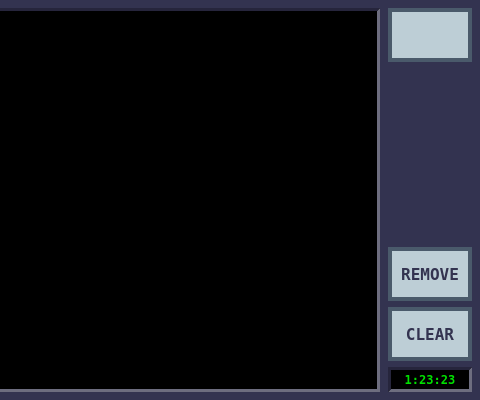
Qt form playlistview.ui (Rodmg/linamp) before a commit; both pictures show x 800 to 1280 and y 0 to 400 of the 1280 by 400 pixel window.
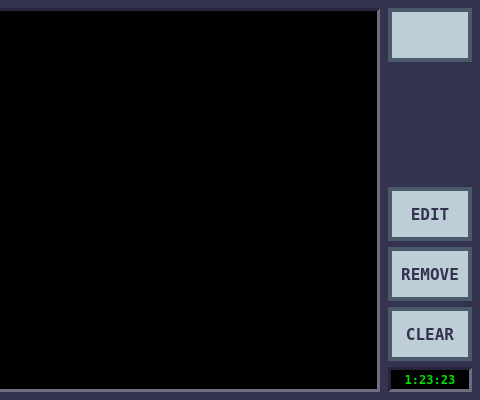
The same form after that commit. Icons and pictures are not drawn.

Patch:
```diff
--- a/playlistview.ui
+++ b/playlistview.ui
@@ -817,6 +817,56 @@
             </property>
            </spacer>
           </item>
+          <item>
+           <widget class="QPushButton" name="editButton">
+            <property name="minimumSize">
+             <size>
+              <width>84</width>
+              <height>54</height>
+             </size>
+            </property>
+            <property name="maximumSize">
+             <size>
+              <width>85</width>
+              <height>54</height>
+             </size>
+            </property>
+            <property name="font">
+             <font>
+              <family>Bitstream Vera Sans Mono</family>
+              <pointsize>12</pointsize>
+              <bold>true</bold>
+             </font>
+            </property>
+            <property name="styleSheet">
+             <string notr="true">#editButton {
+	color: #333350;
+	background-color: #bdced6;
+	border: 4px solid #4a5a6b;
+	border-radius: none;
+}
+
+#editButton:pressed {
+	color: #080810;
+	background-color: #7b8c9c;
+	border: 4px solid #080810;
+}
+
+#editButton:checked {
+	background-color: #00d600;
+}</string>
+            </property>
+            <property name="text">
+             <string>EDIT</string>
+            </property>
+            <property name="checkable">
+             <bool>true</bool>
+            </property>
+            <property name="checked">
+             <bool>false</bool>
+            </property>
+           </widget>
+          </item>
           <item>
            <widget class="QPushButton" name="removeButton">
             <property name="minimumSize">
```
